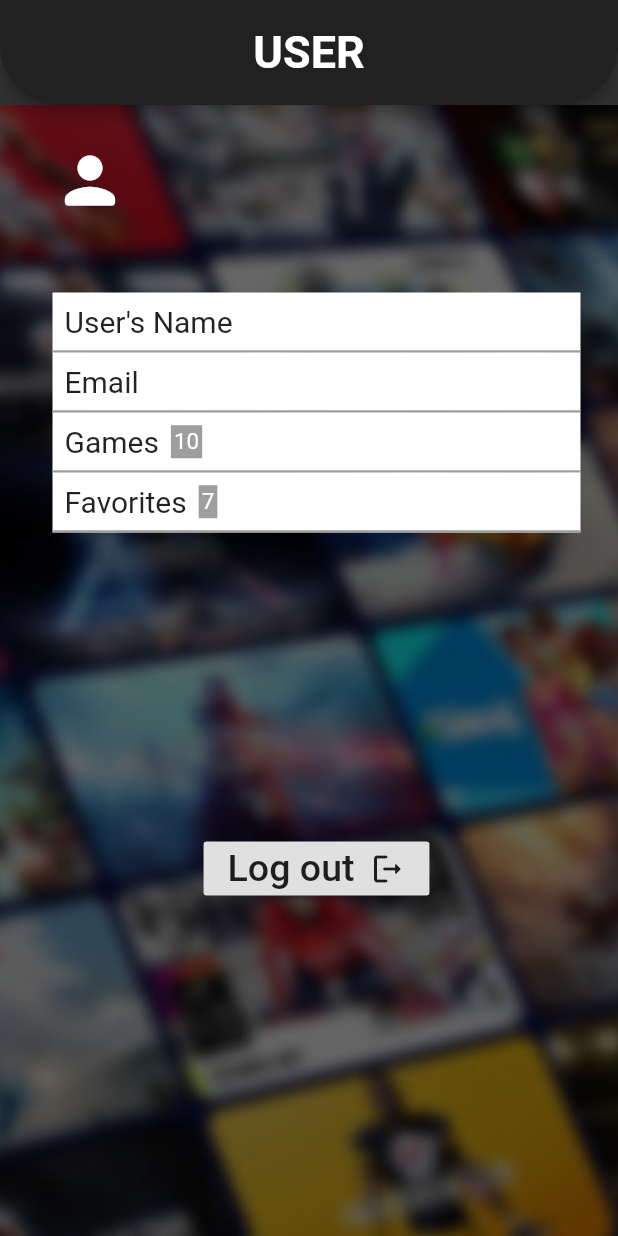
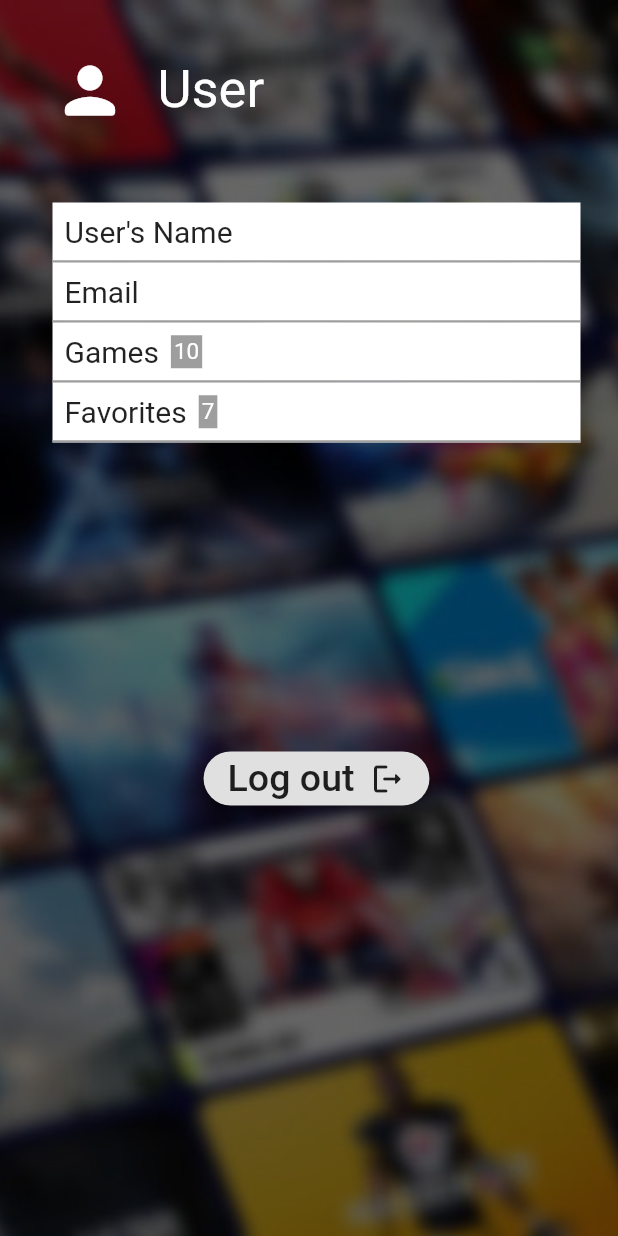
Before and after one commit to axel0915/GameApp, a Flutter app: the UserScreen screen opened directly, on a phone screen of 412 x 824 dp. Run offline on Flutter 3.47's test engine with Material 2 defaults, Android fonts, the phone set to English and light mode, and no system bars; our stand-ins replace cloud_firestore, firebase_auth, firebase_core, flutter_dotenv; missing offline and left inert: flutterfire_ui; accounts and stored records are empty.

Commit message:
UserScreen (Borrador 3)

```diff
--- a/lib/Pantallas/UserScreen.dart
+++ b/lib/Pantallas/UserScreen.dart
@@ -6,7 +6,7 @@ class UserScreen extends StatelessWidget {
   @override
   Widget build(BuildContext context) {
     return Scaffold(
-      appBar: AppBar(
+      /*appBar: AppBar(
         automaticallyImplyLeading: false,
         toolbarHeight: 70,
         shadowColor: Colors.black,
@@ -26,9 +26,9 @@ class UserScreen extends StatelessWidget {
         ),
         centerTitle: true,
         backgroundColor: Colors.grey[900],
-      ),
+      ),*/
 
-      backgroundColor: Colors.grey[850],
+      //backgroundColor: Colors.grey[850],
       body: Container(
         decoration: BoxDecoration(
             image: DecorationImage(
@@ -37,10 +37,12 @@ class UserScreen extends StatelessWidget {
                     Colors.black.withOpacity(0.6), BlendMode.darken),
                 fit: BoxFit.cover)),
         child: Padding(
-          padding: const EdgeInsets.fromLTRB(35, 25, 25, 10),
+          padding: const EdgeInsets.fromLTRB(35, 35, 25, 10),
           child: Column(
             crossAxisAlignment: CrossAxisAlignment.center,
             children: <Widget>[
+              Row(
+                children: [
                   Align(
                     alignment: Alignment.centerLeft,
                     child: Icon(
@@ -48,6 +50,16 @@ class UserScreen extends StatelessWidget {
                       size: 50,
                       color: Colors.white,
                     ),
+                  ),
+                  SizedBox(width: 20),
+                  Text(
+                    "User",
+                    style: TextStyle(
+                      fontSize: 35,
+                      color: Colors.white,
+                    ),
+                  ),
+                ],
               ),
               SizedBox(height: 50),
               UserDataContainer(
@@ -61,6 +73,8 @@ class UserScreen extends StatelessWidget {
               SizedBox(height: 200),
               RaisedButton(
                 onPressed: (/*logout*/) {},
+                shape: RoundedRectangleBorder(
+                    borderRadius: BorderRadius.all(Radius.circular(20))),
                 child: Row(
                   mainAxisSize: MainAxisSize.min,
                   children: [
```
Lines whose indentation alone changed are shown as unchanged.
